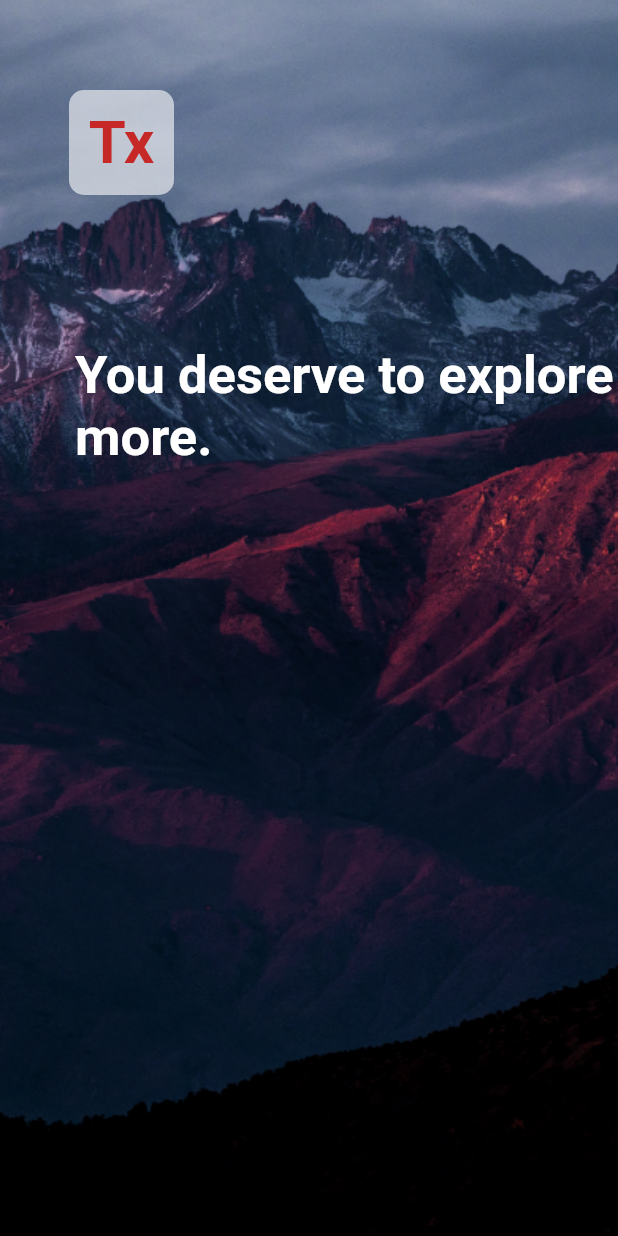
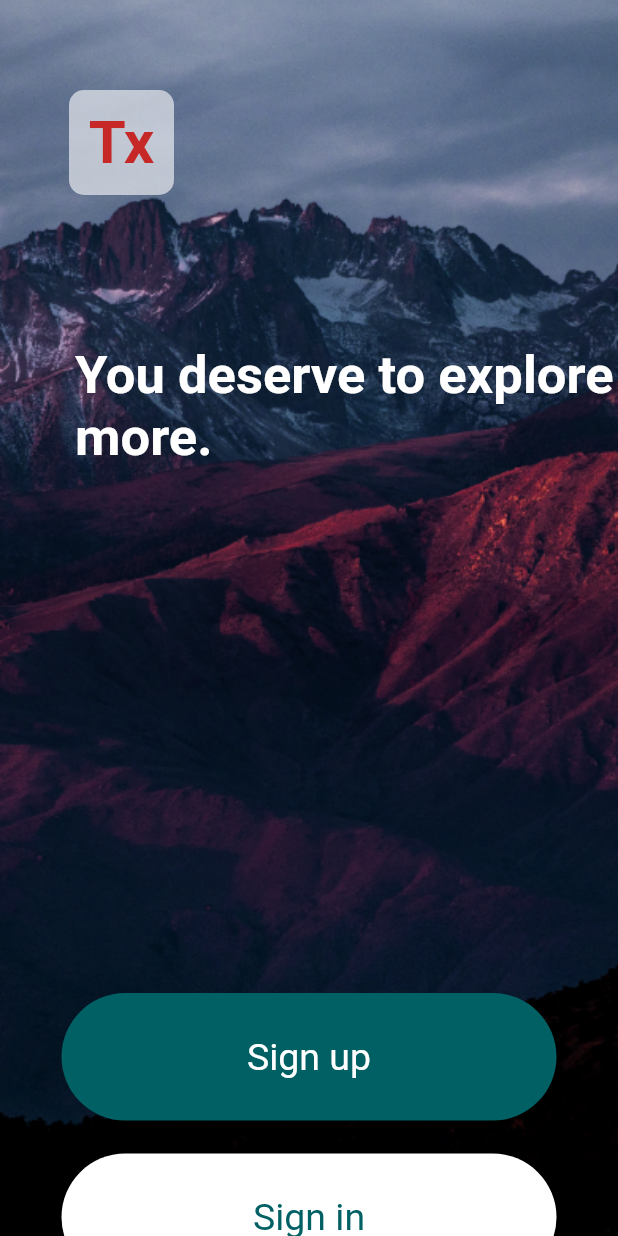
Before and after one commit to techbruh/Travel_Tour_App, a Flutter app: the screen it shows after launch, after a tap on "Skip", after a tap on the "arrow forward ios" icon, on a phone screen of 412 x 824 dp. Run offline on Flutter 3.47's test engine with Material 2 defaults, Android fonts, the light colour scheme and no system bars; our stand-ins replace get.

Commit message:
SIGN UP PAGE UI

```diff
--- a/lib/features/home/presentation/screens/onboarding_2.dart
+++ b/lib/features/home/presentation/screens/onboarding_2.dart
@@ -1,5 +1,6 @@
 import 'package:flutter/material.dart';
-
+import 'package:get/get.dart';
+import 'package:travel_tour_app/features/home/presentation/screens/sign_up.dart';
 
 class LoginPage extends StatefulWidget {
   const LoginPage({Key? key}) : super(key: key);
@@ -47,6 +48,43 @@ class _LoginPageState extends State<LoginPage> {
           Padding(
             padding: const EdgeInsets.only(left: 50),
             child: Text("You deserve to explore more.", style: TextStyle(fontWeight: FontWeight.bold,color: Colors.white, fontSize: 35)),
+          ),
+          SizedBox(
+            height: 350,
+          ),
+          GestureDetector(
+            onTap: (){
+              Get.off(
+                SignUp()
+              );
+            },
+            child: Container(
+              height: 85,
+              width: 330,
+              decoration: BoxDecoration(
+                  color: Colors.cyan[900],
+                  borderRadius: BorderRadius.circular(50)
+              ),
+              child: Align(
+                  alignment: Alignment.center,
+                  child: Text("Sign up", style: TextStyle(fontSize: 25, color: Colors.white),)
+              ),
+            ),
+          ),
+          SizedBox(
+            height: 22,
+          ),
+          Container(
+            height: 85,
+            width: 330,
+            decoration: BoxDecoration(
+              color: Colors.white,
+              borderRadius: BorderRadius.circular(50)
+            ),
+            child: Align(
+              alignment: Alignment.center,
+                child: Text("Sign in", style: TextStyle(fontSize: 25, color: Colors.cyan[900]),)
+            ),
           )
         ],
       ),
```
Also changed, not shown: lib/features/home/presentation/screens/sign_up.dart (added, +100 -0 lines).
